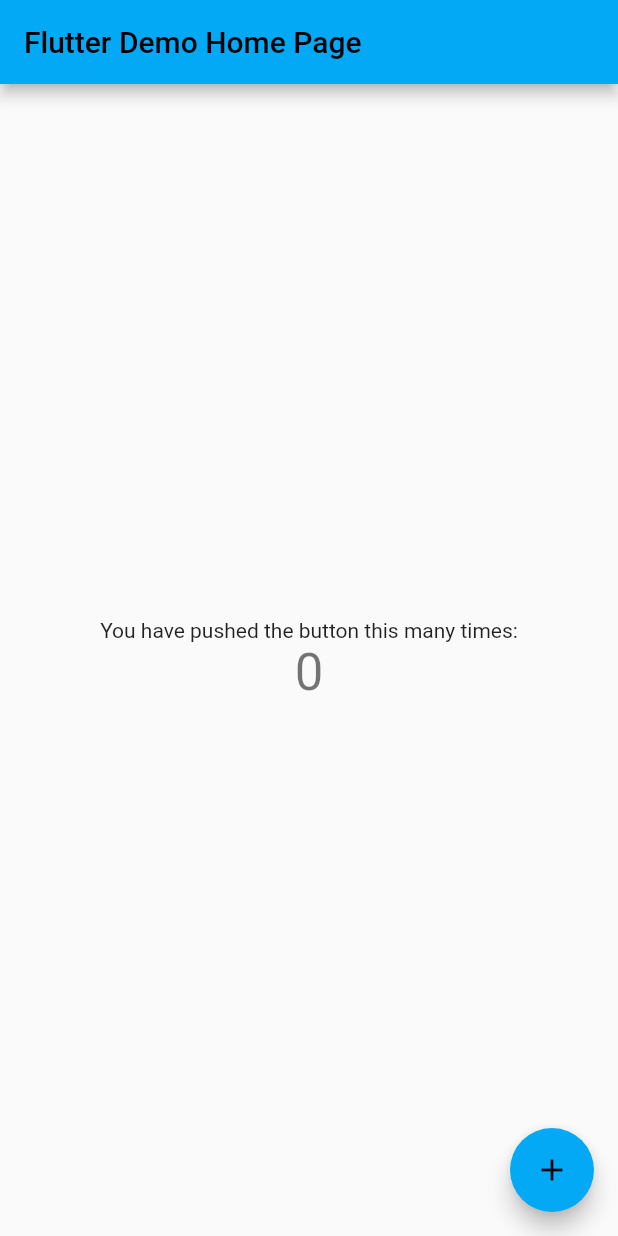
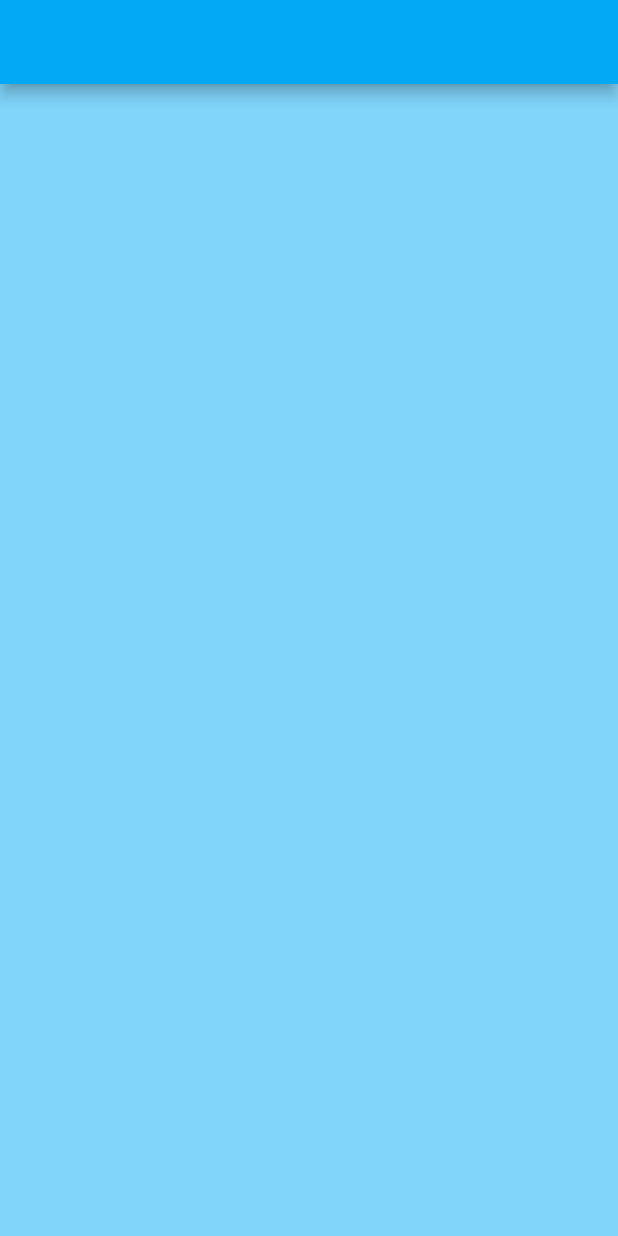
Before and after one commit to GamosiDEV/Climatempo, a Flutter app: the screen it shows after launch, on a phone screen of 412 x 824 dp. Run offline on Flutter 3.47's test engine with Material 2 defaults, Android fonts, the phone set to English and light mode, and no system bars.

Commit message:
Base do layout criado e algumas cores alteradas

```diff
--- a/lib/app/main.dart
+++ b/lib/app/main.dart
@@ -1,4 +1,5 @@
 import 'package:climatempo/themes/base_theme.dart';
+import 'package:climatempo/view/main_view.dart';
 import 'package:flutter/material.dart';
 
 void main() {
@@ -13,54 +14,7 @@ class MyApp extends StatelessWidget {
     return MaterialApp(
       title: 'Water Report',
       theme: baseTheme,
-      home: const MyHomePage(title: 'Flutter Demo Home Page'),
+      home: const MainView(),
     );
   }
 }
-
-class MyHomePage extends StatefulWidget {
-  const MyHomePage({super.key, required this.title});
-
-  final String title;
-
-  @override
-  State<MyHomePage> createState() => _MyHomePageState();
-}
-
-class _MyHomePageState extends State<MyHomePage> {
-  int _counter = 0;
-
-  void _incrementCounter() {
-    setState(() {
-      _counter++;
-    });
-  }
-
-  @override
-  Widget build(BuildContext context) {
-    return Scaffold(
-      appBar: AppBar(
-        title: Text(widget.title),
-      ),
-      body: Center(
-        child: Column(
-          mainAxisAlignment: MainAxisAlignment.center,
-          children: <Widget>[
-            const Text(
-              'You have pushed the button this many times:',
-            ),
-            Text(
-              '$_counter',
-              style: Theme.of(context).textTheme.headline4,
-            ),
-          ],
-        ),
-      ),
-      floatingActionButton: FloatingActionButton(
-        onPressed: _incrementCounter,
-        tooltip: 'Increment',
-        child: const Icon(Icons.add),
-      ),
-    );
-  }
-}
--- a/lib/themes/base_theme.dart
+++ b/lib/themes/base_theme.dart
@@ -1,7 +1,9 @@
 import 'package:flutter/material.dart';
 
 ThemeData baseTheme = ThemeData(
-    primaryColor: Colors.lightBlue,
-    colorScheme: ColorScheme.fromSwatch(
-      primarySwatch: Colors.lightBlue,
-    ));
+  primaryColor: Colors.lightBlue,
+  backgroundColor: Color.fromRGBO(40, 98, 128, 0.5),
+  colorScheme: ColorScheme.fromSwatch(
+    primarySwatch: Colors.lightBlue,
+  ),
+);
--- /dev/null
+++ b/lib/view/main_view.dart
@@ -0,0 +1,22 @@
+import 'package:climatempo/themes/base_theme.dart';
+import 'package:flutter/material.dart';
+import 'package:flutter/src/widgets/container.dart';
+import 'package:flutter/src/widgets/framework.dart';
+
+class MainView extends StatefulWidget {
+  const MainView({super.key});
+
+  @override
+  State<MainView> createState() => _MainViewState();
+}
+
+class _MainViewState extends State<MainView> {
+  @override
+  Widget build(BuildContext context) {
+    return Scaffold(
+      appBar: AppBar(),
+      backgroundColor: baseTheme.backgroundColor,
+      body: Container(),
+    );
+  }
+}
```
Also changed, not shown: 1 other file.
